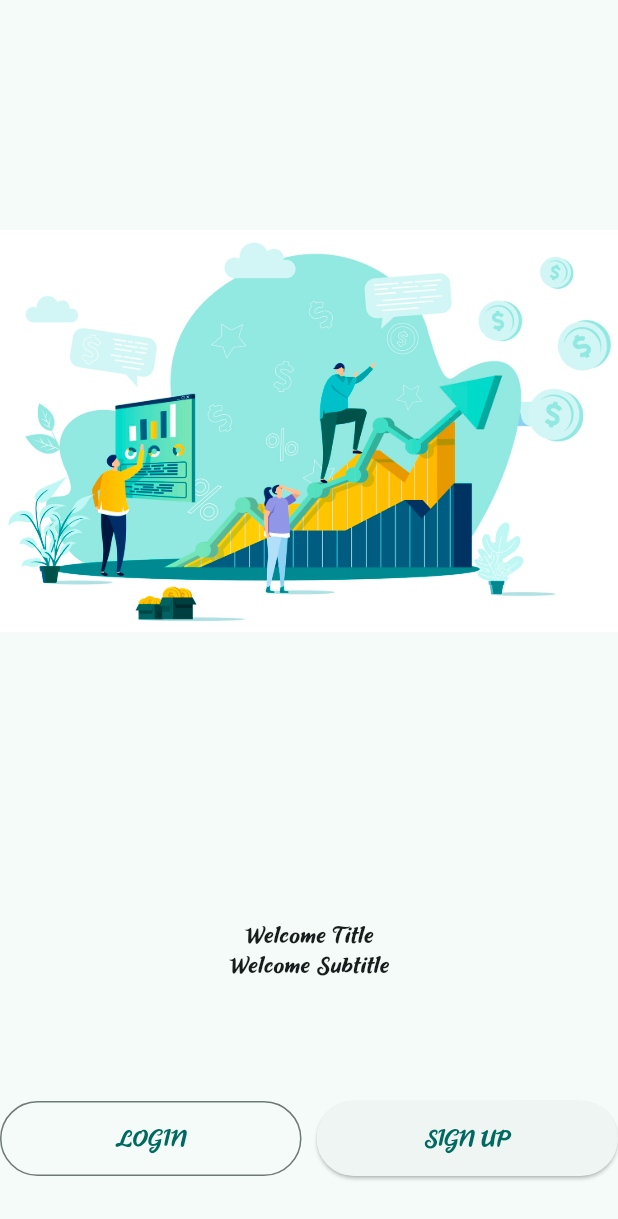
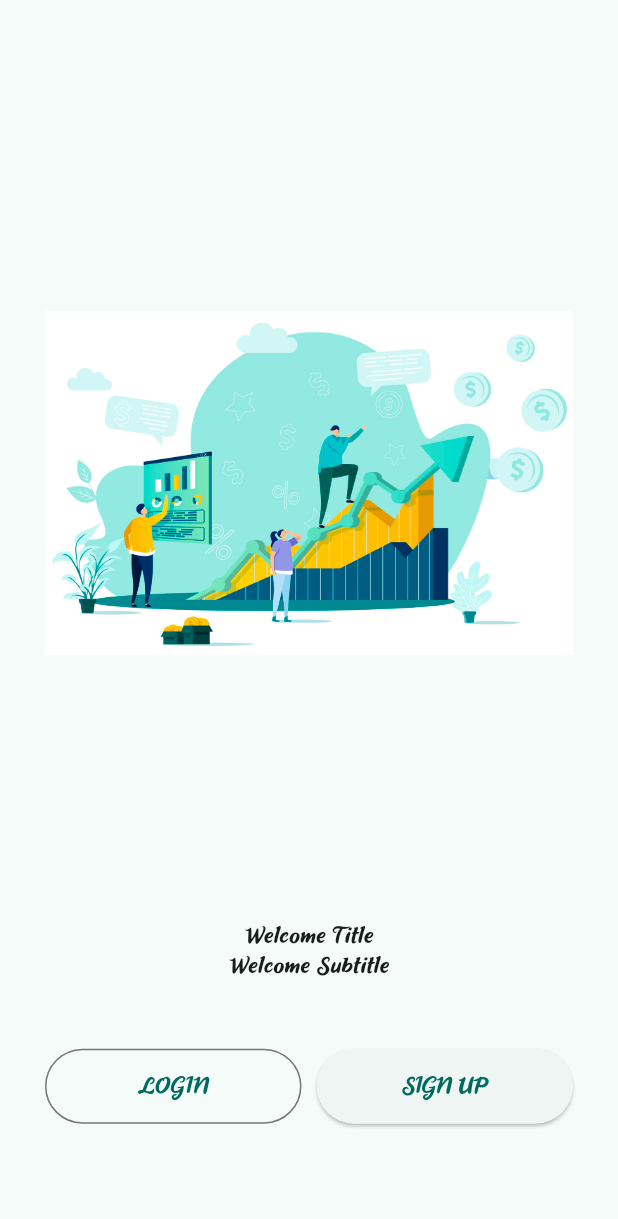
Before and after one commit to CPAD4Y2023/CPAD4Y2023Team04, a Flutter app: the screen it shows after launch, on a phone screen of 412 x 824 dp. Shown: the top 1219 px of the screen. Run offline on Flutter 3.47's test engine with Material 2 defaults, Android fonts, the phone set to English and light mode, and no system bars; our stand-ins replace get.

Commit message:
welcome screen

```diff
--- /dev/null
+++ b/ui/my_app/lib/src/common_widgets/fade_in_animation/animation_design.dart
@@ -0,0 +1,44 @@
+import 'package:flutter/material.dart';
+import 'package:get/get.dart';
+import 'package:my_app/src/common_widgets/fade_in_animation/fade_in_animation_model.dart';
+import 'package:my_app/src/features/authentication/constants/image_strings.dart';
+import 'package:my_app/src/common_widgets/fade_in_animation/fad_in_animation_controller.dart';
+
+class TFadeInAnimation extends StatelessWidget {
+  TFadeInAnimation({
+    super.key,
+    required this.durationInMs,
+    required this.child,
+    this.animate,
+
+  });
+
+  final splashScreenController = Get.put(FadeInAnimationController());
+  final int durationInMs;
+  final TAmimatePosition? animate;
+  final Widget child;
+
+  @override
+  Widget build(BuildContext context) {
+    return Obx(() => AnimatedPositioned(
+        duration:  Duration(milliseconds: durationInMs),
+        top: splashScreenController.animate.value ? animate!.topAfter : animate!.topBefore,
+        left: splashScreenController.animate.value ? animate!.leftAfter : animate!.leftBefore,
+        bottom: splashScreenController.animate.value ?animate!.bottomAfter : animate!.bottomBefore,
+        right: splashScreenController.animate.value ? animate!.rightAfter : animate!.rightBefore,
+        child: AnimatedOpacity(
+            duration:  Duration(milliseconds: durationInMs),
+            opacity: splashScreenController.animate.value ? 1 : 0,
+            // child: Container(
+            //     width: 420,
+            //     height: 300,
+            //     decoration: const BoxDecoration(
+            //       image: DecorationImage(
+            //         image: AssetImage(splashScreenImage3),
+            //         fit: BoxFit.contain,
+            //       ),
+            //     ))
+          child: child,
+        )));
+  }
+}
--- /dev/null
+++ b/ui/my_app/lib/src/common_widgets/fade_in_animation/fad_in_animation_controller.dart
@@ -0,0 +1,33 @@
+import 'package:flutter/material.dart';
+import 'package:get/get.dart';
+import 'package:my_app/src/features/authentication/screens/welcome_screen/welcome_screen.dart';
+
+class FadeInAnimationController extends GetxController{
+  static FadeInAnimationController get find =>Get.find();
+  RxBool animate = false.obs;
+
+  @override
+  void initState()
+  {
+    startAnimation();
+  }
+
+    Future startSplashAnimation() async{
+    await Future.delayed(Duration(milliseconds:500 ));
+
+      animate.value = true;
+
+    await Future.delayed(Duration(milliseconds:3000 ));
+    animate.value = false;
+    await Future.delayed(Duration(milliseconds:2000 ));
+    // Navigator.pushReplacement(context, MaterialPageRoute(builder: context=>We))
+    Get.offAll(()=> const WelcomeScreen());
+    // Get.to(WelcomeScreen());
+  }
+
+  Future startAnimation() async{
+    await Future.delayed(Duration(milliseconds:500 ));
+    animate.value = true;
+
+  }
+}
--- /dev/null
+++ b/ui/my_app/lib/src/common_widgets/fade_in_animation/fade_in_animation_model.dart
@@ -0,0 +1,19 @@
+
+class TAmimatePosition{
+  final double? topBefore, bottomBefore, leftBefore, rightBefore;
+  final double? topAfter, bottomAfter, leftAfter, rightAfter;
+
+  TAmimatePosition({
+    this.topBefore,
+    this.bottomBefore,
+    this.leftBefore,
+    this.rightBefore,
+    this.topAfter,
+    this.bottomAfter,
+    this.leftAfter,
+    this.rightAfter
+
+});
+
+
+}
--- a/ui/my_app/lib/src/features/authentication/screens/splash_screen/welcome_screen/welcome_screen.dart
+++ /dev/null
@@ -1,34 +0,0 @@
-import 'package:flutter/material.dart';
-import 'package:my_app/src/features/authentication/constants/image_strings.dart';
-import 'package:my_app/src/features/authentication/constants/sizes.dart';
-import 'package:my_app/src/features/authentication/constants/text_strings.dart';
-
-class WelcomeScreen extends StatelessWidget {
-  const WelcomeScreen({Key? key}) : super(key: key);
-
-  @override
-  Widget build(BuildContext context) {
-    var height = MediaQuery.of(context).size.height;
-    return Scaffold(
-        body: Container(
-      child:
-          Column(mainAxisAlignment: MainAxisAlignment.spaceAround, children: [
-        Image(image: AssetImage(welcomeScreenImage2), height: height * 0.6),
-        Column(children: [Text("Welcome Title"), Text("Welcome Subtitle")]),
-        Row(
-          children: [
-            Expanded(
-                child: OutlinedButton(
-                  style: OutlinedButton.styleFrom(padding: EdgeInsets.symmetric(vertical: tButtonHeight)),
-                    onPressed: () {}, child: Text(tLogin.toUpperCase()))),
-            SizedBox(width: 10.0),
-            Expanded(
-                child: ElevatedButton(
-                  style: ElevatedButton.styleFrom(padding: EdgeInsets.symmetric(vertical: tButtonHeight)),
-                    onPressed: () {}, child: Text(tSignUP.toUpperCase())))
-          ],
-        )
-      ]),
-    ));
-  }
-}
--- /dev/null
+++ b/ui/my_app/lib/src/features/authentication/screens/welcome_screen/welcome_screen.dart
@@ -0,0 +1,49 @@
+import 'package:flutter/material.dart';
+import 'package:get/get.dart';
+import 'package:my_app/src/common_widgets/fade_in_animation/animation_design.dart';
+import 'package:my_app/src/common_widgets/fade_in_animation/fad_in_animation_controller.dart';
+import 'package:my_app/src/common_widgets/fade_in_animation/fade_in_animation_model.dart';
+import 'package:my_app/src/features/authentication/constants/image_strings.dart';
+import 'package:my_app/src/features/authentication/constants/sizes.dart';
+import 'package:my_app/src/features/authentication/constants/text_strings.dart';
+
+class WelcomeScreen extends StatelessWidget {
+  const WelcomeScreen({Key? key}) : super(key: key);
+
+  @override
+  Widget build(BuildContext context) {
+    final controller = Get.put(FadeInAnimationController());
+    controller.startAnimation();
+    var height = MediaQuery.of(context).size.height;
+    return Scaffold(
+        body: Stack(children : [
+          TFadeInAnimation(durationInMs: 1200,
+          animate: TAmimatePosition(bottomAfter:0, bottomBefore: -100,leftAfter: 0,leftBefore: 0,rightAfter: 0,rightBefore: 0,topAfter: 0,topBefore: 0),
+          child:Container(
+          padding: const EdgeInsets.all(tDefaultSize),
+      child:
+          Column(mainAxisAlignment: MainAxisAlignment.spaceEvenly,
+              children: [
+        Image(image: AssetImage(welcomeScreenImage2), height: height * 0.6),
+        Column(children: [Text("Welcome Title"), Text("Welcome Subtitle")]),
+        Row(
+          children: [
+            Expanded(
+                child: OutlinedButton(
+                    style: OutlinedButton.styleFrom(
+                        padding: EdgeInsets.symmetric(vertical: tButtonHeight)),
+                    onPressed: () {},
+                    child: Text(tLogin.toUpperCase()))),
+            SizedBox(width: 10.0),
+            Expanded(
+                child: ElevatedButton(
+                    style: ElevatedButton.styleFrom(
+                        padding: EdgeInsets.symmetric(vertical: tButtonHeight)),
+                    onPressed: () {},
+                    child: Text(tSignUP.toUpperCase())))
+          ],
+        )
+        ]),
+    ))]));
+  }
+}
```
Also changed, not shown: ui/my_app/lib/src/features/authentication/controllers/splash_screen_controller.dart (deleted, +0 -24 lines), ui/my_app/lib/src/features/authentication/screens/splash_screen/splash_screen.dart (+8 -11 lines).
